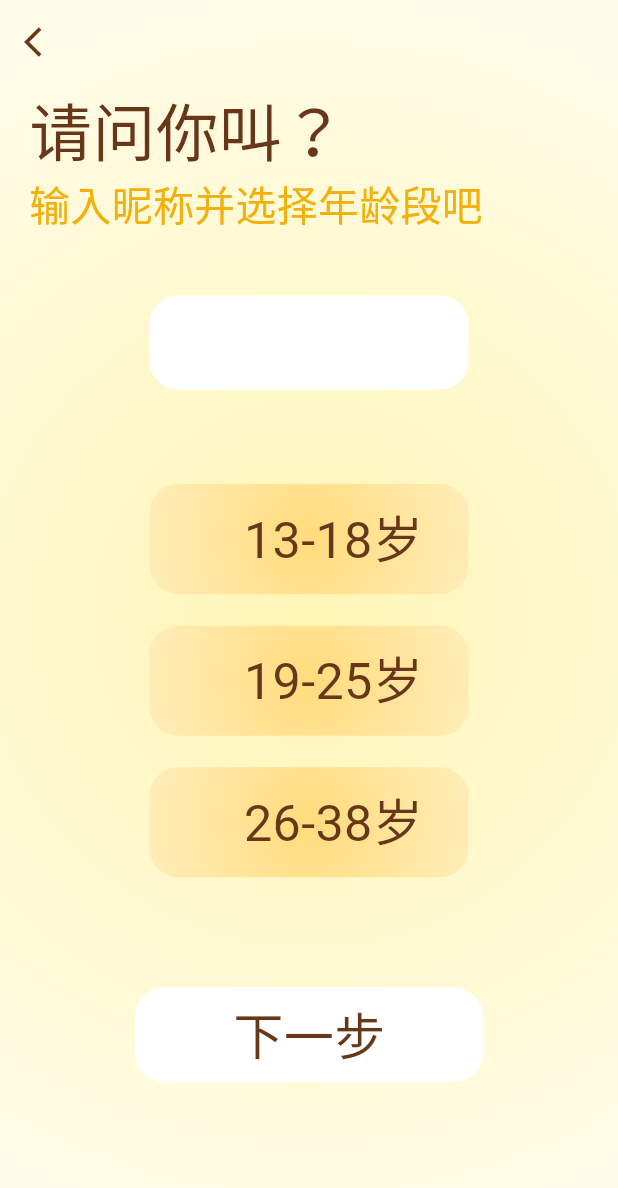
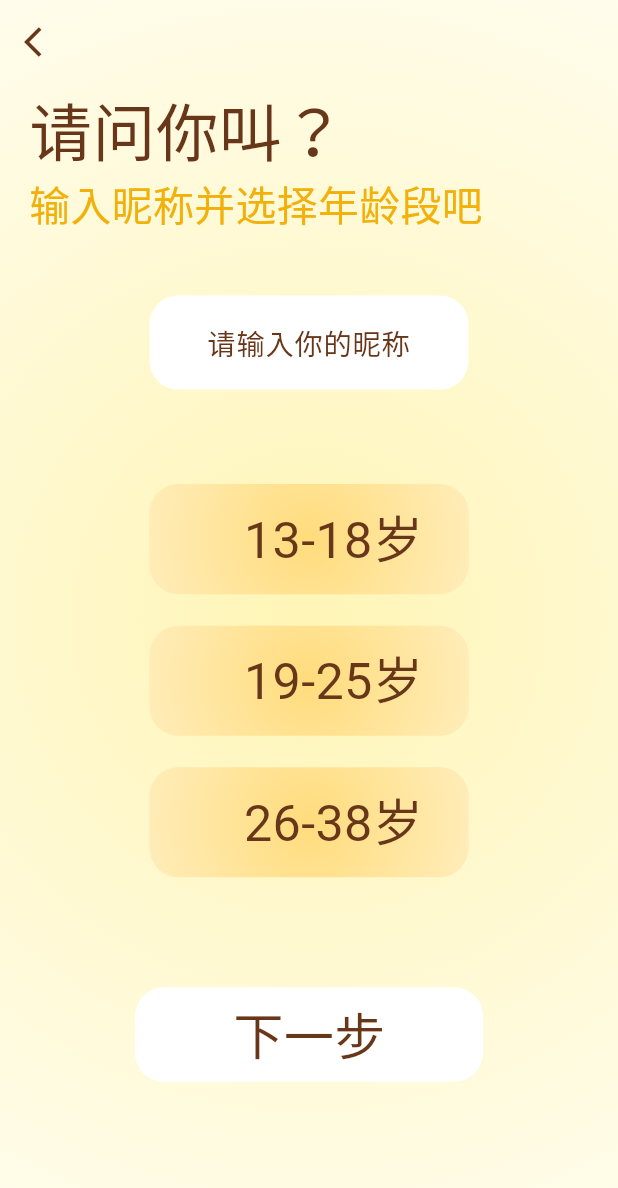
Before and after one commit to Jarvis636431/Emotion, a Flutter app: the NameAgeSelectionPage screen opened directly, on a phone screen of 412 x 824 dp. Shown: the top 1188 px of the screen. Run offline on Flutter 3.47's test engine with Material 3 defaults, Android fonts, the phone set to English and light mode, and no system bars; our stand-ins replace audioplayers, flutter_screenutil, shared_preferences; missing offline and left inert: flutter_floating_bottom_bar; accounts and stored records are empty; Roboto replaces fonts that are missing (LanSong).

Commit message:
[fix]居中输入框

```diff
--- a/lib/screens/entry_pages/name_age_selection.dart
+++ b/lib/screens/entry_pages/name_age_selection.dart
@@ -67,8 +67,17 @@ class _NameAgeSelectionPage extends State<NameAgeSelectionPage> {
                         decoration: BoxDecoration(
                             color: ColorUtils.bg_white,
                             borderRadius: BorderRadius.circular(20.r)),
-                        child: const TextField(
-                          decoration: InputDecoration(border: InputBorder.none),
+                        alignment: Alignment.center,
+                        child: TextField(
+                          textAlign: TextAlign.center,
+                          decoration: InputDecoration(
+                            border: InputBorder.none,
+                            hintText: '请输入你的昵称',
+                            hintStyle: TextStyle(
+                              color: ColorUtils.text_brown,
+                              fontSize:18.sp
+                            ),
+                          ),
                         ),
                       ),
                       SizedBox(height: 60.w),
```
Also changed, not shown: 1 other file.
